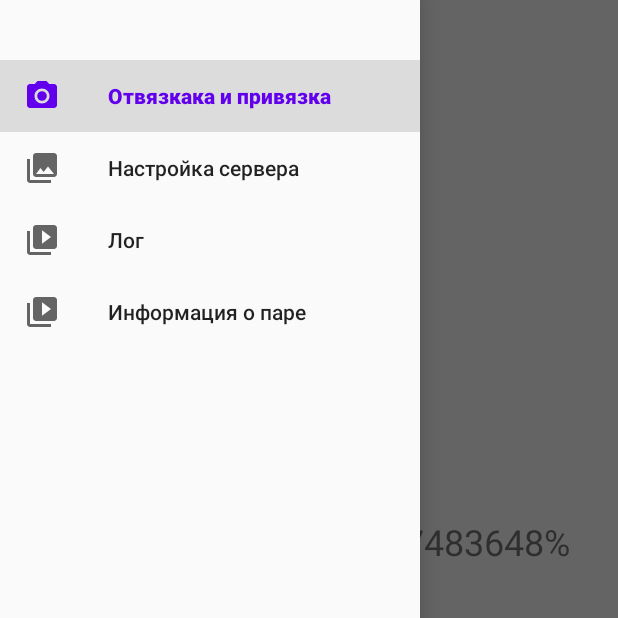
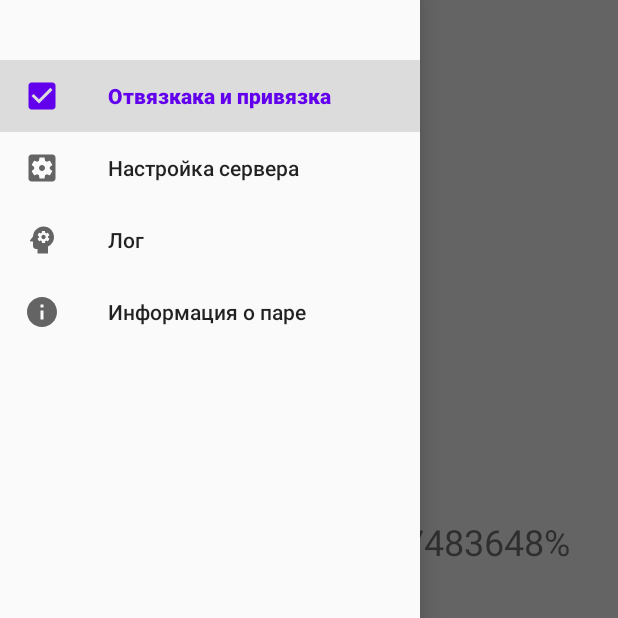
Before and after one commit to AntonButov/fitness, an Android app: the screen it shows after launch (MainActivity), with the side drawer open, on a phone screen of 412 x 824 dp, the top half of it. Run offline under Robolectric (Android 15) with nearby library versions, the phone set to English and light mode, and no system bars; our stand-ins replace navigation-ui; pictures from the network do not load; 4 statements that could not run were skipped.

Commit message:
Меню готово.

```diff
--- /dev/null
+++ b/app/src/main/res/drawable/ic_menu_bind.xml
@@ -0,0 +1,10 @@
+<vector xmlns:android="http://schemas.android.com/apk/res/android"
+    android:width="24dp"
+    android:height="24dp"
+    android:viewportWidth="24"
+    android:viewportHeight="24"
+    android:tint="?attr/colorControlNormal">
+  <path
+      android:fillColor="@android:color/white"
+      android:pathData="M19,3L5,3c-1.11,0 -2,0.9 -2,2v14c0,1.1 0.89,2 2,2h14c1.11,0 2,-0.9 2,-2L21,5c0,-1.1 -0.89,-2 -2,-2zM10,17l-5,-5 1.41,-1.41L10,14.17l7.59,-7.59L19,8l-9,9z"/>
+</vector>
--- /dev/null
+++ b/app/src/main/res/drawable/ic_menu_info.xml
@@ -0,0 +1,10 @@
+<vector xmlns:android="http://schemas.android.com/apk/res/android"
+    android:width="24dp"
+    android:height="24dp"
+    android:viewportWidth="24"
+    android:viewportHeight="24"
+    android:tint="?attr/colorControlNormal">
+  <path
+      android:fillColor="@android:color/white"
+      android:pathData="M12,2C6.48,2 2,6.48 2,12s4.48,10 10,10 10,-4.48 10,-10S17.52,2 12,2zM13,17h-2v-6h2v6zM13,9h-2L11,7h2v2z"/>
+</vector>
--- /dev/null
+++ b/app/src/main/res/drawable/ic_menu_log.xml
@@ -0,0 +1,13 @@
+<vector xmlns:android="http://schemas.android.com/apk/res/android"
+    android:width="24dp"
+    android:height="24dp"
+    android:viewportWidth="24"
+    android:viewportHeight="24"
+    android:tint="?attr/colorControlNormal">
+  <path
+      android:fillColor="@android:color/white"
+      android:pathData="M13,8.57c-0.79,0 -1.43,0.64 -1.43,1.43s0.64,1.43 1.43,1.43s1.43,-0.64 1.43,-1.43S13.79,8.57 13,8.57z"/>
+  <path
+      android:fillColor="@android:color/white"
+      android:pathData="M13,3C9.25,3 6.2,5.94 6.02,9.64L4.1,12.2C3.85,12.53 4.09,13 4.5,13H6v3c0,1.1 0.9,2 2,2h1v3h7v-4.68c2.36,-1.12 4,-3.53 4,-6.32C20,6.13 16.87,3 13,3zM16,10c0,0.13 -0.01,0.26 -0.02,0.39l0.83,0.66c0.08,0.06 0.1,0.16 0.05,0.25l-0.8,1.39c-0.05,0.09 -0.16,0.12 -0.24,0.09l-0.99,-0.4c-0.21,0.16 -0.43,0.29 -0.67,0.39L14,13.83c-0.01,0.1 -0.1,0.17 -0.2,0.17h-1.6c-0.1,0 -0.18,-0.07 -0.2,-0.17l-0.15,-1.06c-0.25,-0.1 -0.47,-0.23 -0.68,-0.39l-0.99,0.4c-0.09,0.03 -0.2,0 -0.25,-0.09l-0.8,-1.39c-0.05,-0.08 -0.03,-0.19 0.05,-0.25l0.84,-0.66C10.01,10.26 10,10.13 10,10c0,-0.13 0.02,-0.27 0.04,-0.39L9.19,8.95c-0.08,-0.06 -0.1,-0.16 -0.05,-0.26l0.8,-1.38c0.05,-0.09 0.15,-0.12 0.24,-0.09l1,0.4c0.2,-0.15 0.43,-0.29 0.67,-0.39l0.15,-1.06C12.02,6.07 12.1,6 12.2,6h1.6c0.1,0 0.18,0.07 0.2,0.17l0.15,1.06c0.24,0.1 0.46,0.23 0.67,0.39l1,-0.4c0.09,-0.03 0.2,0 0.24,0.09l0.8,1.38c0.05,0.09 0.03,0.2 -0.05,0.26l-0.85,0.66C15.99,9.73 16,9.86 16,10z"/>
+</vector>
--- /dev/null
+++ b/app/src/main/res/drawable/ic_menu_setting_server.xml
@@ -0,0 +1,10 @@
+<vector xmlns:android="http://schemas.android.com/apk/res/android"
+    android:width="24dp"
+    android:height="24dp"
+    android:viewportWidth="24"
+    android:viewportHeight="24"
+    android:tint="?attr/colorControlNormal">
+  <path
+      android:fillColor="@android:color/white"
+      android:pathData="M12,10c-1.1,0 -2,0.9 -2,2s0.9,2 2,2 2,-0.9 2,-2 -0.9,-2 -2,-2zM19,3L5,3c-1.11,0 -2,0.9 -2,2v14c0,1.1 0.89,2 2,2h14c1.11,0 2,-0.9 2,-2L21,5c0,-1.1 -0.89,-2 -2,-2zM17.25,12c0,0.23 -0.02,0.46 -0.05,0.68l1.48,1.16c0.13,0.11 0.17,0.3 0.08,0.45l-1.4,2.42c-0.09,0.15 -0.27,0.21 -0.43,0.15l-1.74,-0.7c-0.36,0.28 -0.76,0.51 -1.18,0.69l-0.26,1.85c-0.03,0.17 -0.18,0.3 -0.35,0.3h-2.8c-0.17,0 -0.32,-0.13 -0.35,-0.29l-0.26,-1.85c-0.43,-0.18 -0.82,-0.41 -1.18,-0.69l-1.74,0.7c-0.16,0.06 -0.34,0 -0.43,-0.15l-1.4,-2.42c-0.09,-0.15 -0.05,-0.34 0.08,-0.45l1.48,-1.16c-0.03,-0.23 -0.05,-0.46 -0.05,-0.69 0,-0.23 0.02,-0.46 0.05,-0.68l-1.48,-1.16c-0.13,-0.11 -0.17,-0.3 -0.08,-0.45l1.4,-2.42c0.09,-0.15 0.27,-0.21 0.43,-0.15l1.74,0.7c0.36,-0.28 0.76,-0.51 1.18,-0.69l0.26,-1.85c0.03,-0.17 0.18,-0.3 0.35,-0.3h2.8c0.17,0 0.32,0.13 0.35,0.29l0.26,1.85c0.43,0.18 0.82,0.41 1.18,0.69l1.74,-0.7c0.16,-0.06 0.34,0 0.43,0.15l1.4,2.42c0.09,0.15 0.05,0.34 -0.08,0.45l-1.48,1.16c0.03,0.23 0.05,0.46 0.05,0.69z"/>
+</vector>
--- a/app/src/main/res/menu/activity_main_drawer.xml
+++ b/app/src/main/res/menu/activity_main_drawer.xml
@@ -6,19 +6,19 @@
     <group android:checkableBehavior="single">
         <item
             android:id="@+id/nav_home"
-            android:icon="@drawable/ic_menu_camera"
+            android:icon="@drawable/ic_menu_bind"
             android:title="@string/menu_bind" />
         <item
             android:id="@+id/nav_gallery"
-            android:icon="@drawable/ic_menu_gallery"
+            android:icon="@drawable/ic_menu_setting_server"
             android:title="@string/menu_setting_server" />
         <item
             android:id="@+id/nav_slideshow"
-            android:icon="@drawable/ic_menu_slideshow"
+            android:icon="@drawable/ic_menu_log"
             android:title="@string/menu_log" />
         <item
             android:id="@+id/nav_info"
-            android:icon="@drawable/ic_menu_slideshow"
+            android:icon="@drawable/ic_menu_info"
             android:title="@string/menu_info" />
     </group>
 </menu>
```
